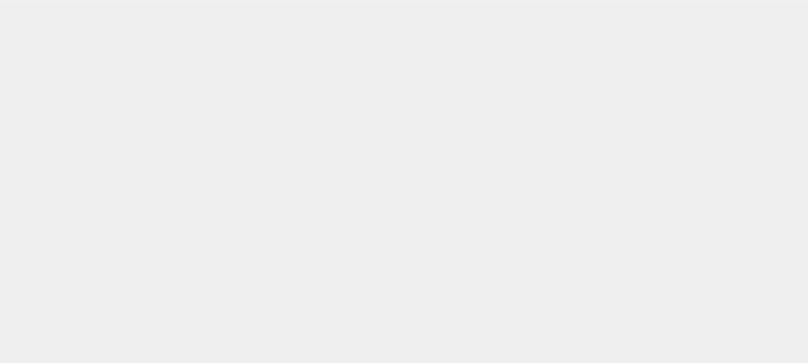
First picture: the form in ui/pg_channel_manager.ui, repository analogdevicesinc/scopy, before the edit.
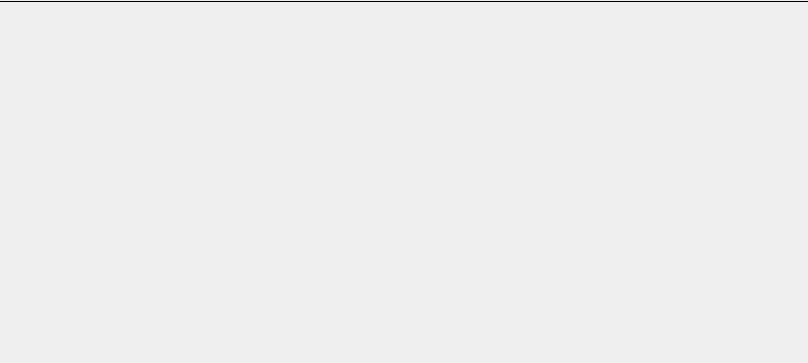
Second picture: the form after the edit.

Patch:
```diff
--- a/ui/pg_channel_manager.ui
+++ b/ui/pg_channel_manager.ui
@@ -88,9 +88,6 @@
    </item>
    <item>
     <widget class="Line" name="line">
-     <property name="styleSheet">
-      <string notr="true">color: rgba(255,255,255,60);</string>
-     </property>
      <property name="frameShadow">
       <enum>QFrame::Plain</enum>
      </property>
```
Left out of the diff: 3 changed lines with no effect on the pictures.
